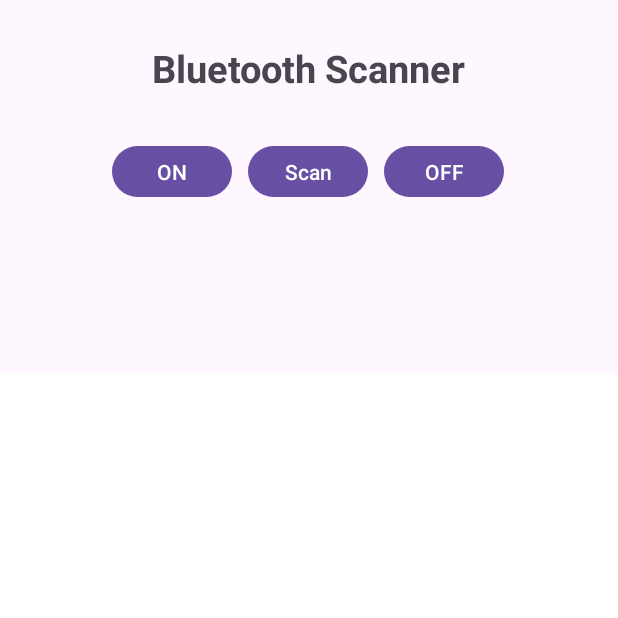
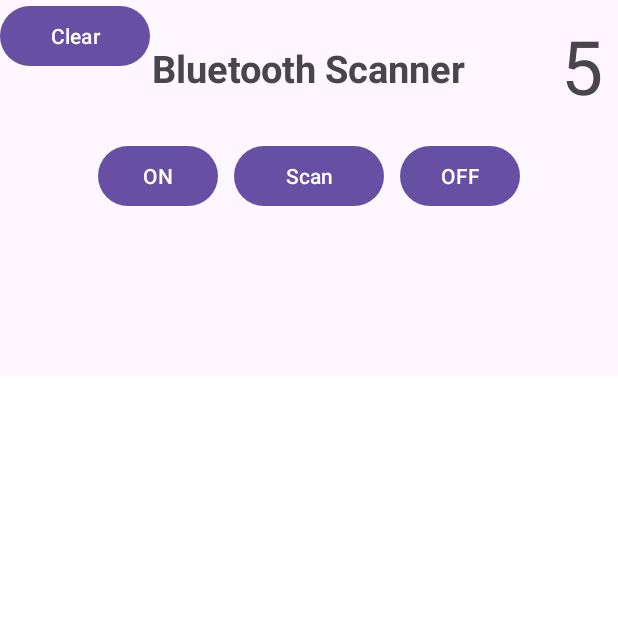
Before and after one commit to CatarinaBarroqueiro/CacheCompass_Tracker, an Android app: the MainRoom screen opened directly, with no data from a screen before it, on a phone screen of 412 x 824 dp, the top half of it. Run offline under Robolectric (Android 15) with nearby library versions, the phone set to English and light mode, and no system bars.

Commit message:
scan 5-5sec & clearList

```diff
--- a/App/app/src/main/java/com/example/cachecompass_tracker_app/MainRoom.java
+++ b/App/app/src/main/java/com/example/cachecompass_tracker_app/MainRoom.java
@@ -11,12 +11,15 @@ import android.content.IntentFilter;
 import android.content.pm.PackageManager;
 import android.location.LocationManager;
 import android.os.Bundle;
+import android.os.Handler;
 import android.os.ParcelUuid;
 import android.os.Parcelable;
 import android.provider.Settings;
+import android.view.View;
 import android.widget.ArrayAdapter;
 import android.widget.Button;
 import android.widget.ListView;
+import android.widget.TextView;
 import android.widget.Toast;
 
 import androidx.annotation.Nullable;
@@ -49,15 +52,23 @@ public class MainRoom extends AppCompatActivity {
     ListView scannedListView;
     ArrayList<String> deviceDetailsList = new ArrayList<>();
     ArrayAdapter<String> arrayAdapter;
+    private static final int PERMISSION_REQUEST_BLUETOOTH_CONNECT = 100;
+    private Button buttonClear;
 
-    private static final int PERMISSION_REQUEST_BLUETOOTH_CONNECT = 100;
+    private Handler autoScanHandler;
+    private Runnable autoScanRunnable;
+    private static final long SCAN_PERIOD = 5000; // 5 seconds
+    private TextView tvCountdown;
+
 
     @Override
     protected void onCreate(Bundle savedInstanceState) {
         super.onCreate(savedInstanceState);
         setContentView(R.layout.activity_main_room);
         scannedListView = findViewById(R.id.scannedListView);
+        tvCountdown = findViewById(R.id.tvCountdown);
 
+        buttonClear = findViewById(R.id.buttonClear);
         buttonON = findViewById(R.id.buttonON);
         buttonOFF = findViewById(R.id.buttonOFF);
         scanButton = findViewById(R.id.buttonScan);
@@ -86,6 +97,27 @@ public class MainRoom extends AppCompatActivity {
 
         arrayAdapter = new ArrayAdapter<>(getApplicationContext(), android.R.layout.simple_list_item_1, deviceDetailsList);
         scannedListView.setAdapter(arrayAdapter);
+        autoScanHandler = new Handler();
+        autoScanRunnable = new Runnable() {
+            int countdown = 5; // 5 seconds countdown
+
+            @Override
+            public void run() {
+                if (countdown == 0) {
+                    if (mBluetoothAdapter != null && mBluetoothAdapter.isEnabled()) {
+                        startScan();
+                    }
+                    countdown = 5; // Reset countdown
+                } else {
+                    countdown--;
+                    runOnUiThread(() -> tvCountdown.setText(String.valueOf(countdown)));
+                    autoScanHandler.postDelayed(this, 1000); // Update every second
+                    return;
+                }
+
+                autoScanHandler.postDelayed(this, SCAN_PERIOD);
+            }
+        };
     }
 
     private void connectToDevice(BluetoothDevice device) {
@@ -321,4 +353,66 @@ public class MainRoom extends AppCompatActivity {
         });
     }
 
+    public void clearScannedList(View view) {
+        deviceDetailsList.clear(); // Limpa a lista de dispositivos
+        arrayAdapter.notifyDataSetChanged(); // Notifica o adaptador sobre a mudança
+        Toast.makeText(this, "Scanned list cleared", Toast.LENGTH_SHORT).show();
+    }
+
+    @Override
+    protected void onResume() {
+        super.onResume();
+        autoScanHandler.postDelayed(autoScanRunnable, SCAN_PERIOD);
+    }
+
+    @Override
+    protected void onPause() {
+        super.onPause();
+        autoScanHandler.removeCallbacks(autoScanRunnable);
+    }
+
+    private void startScan() {
+        // Check for location permissions as they are required for Bluetooth scanning
+        if (ContextCompat.checkSelfPermission(getBaseContext(), Manifest.permission.ACCESS_FINE_LOCATION) != PackageManager.PERMISSION_GRANTED) {
+            ActivityCompat.requestPermissions(MainRoom.this, new String[]{Manifest.permission.ACCESS_FINE_LOCATION}, 1);
+            return;
+        }
+        if (ContextCompat.checkSelfPermission(getBaseContext(), Manifest.permission.ACCESS_COARSE_LOCATION) != PackageManager.PERMISSION_GRANTED) {
+            ActivityCompat.requestPermissions(MainRoom.this, new String[]{Manifest.permission.ACCESS_COARSE_LOCATION}, 1);
+            return;
+        }
+
+        // Check if Bluetooth is enabled
+        if (!mBluetoothAdapter.isEnabled()) {
+            if (ContextCompat.checkSelfPermission(getBaseContext(), Manifest.permission.BLUETOOTH_CONNECT) != PackageManager.PERMISSION_GRANTED) {
+                ActivityCompat.requestPermissions(MainRoom.this, new String[]{Manifest.permission.BLUETOOTH_CONNECT}, 1);
+            }
+            startActivity(btEnablingIntent);
+            Toast.makeText(getApplicationContext(), "Enabling the Bluetooth", Toast.LENGTH_LONG).show();
+            return;
+        }
+
+        // Check if GPS is enabled
+        if (!CheckEnableGPS()) {
+            Toast.makeText(getApplicationContext(), "GPS Not Enabled, Please enable first", Toast.LENGTH_LONG).show();
+            Intent gpsIntent = new Intent(Settings.ACTION_LOCATION_SOURCE_SETTINGS);
+            startActivity(gpsIntent);
+            return;
+        }
+
+        // Start Discovery
+        try {
+            if (ContextCompat.checkSelfPermission(getBaseContext(), Manifest.permission.BLUETOOTH_SCAN) != PackageManager.PERMISSION_GRANTED) {
+                ActivityCompat.requestPermissions(MainRoom.this, new String[]{Manifest.permission.BLUETOOTH_SCAN}, 1);
+            }
+            if (mBluetoothAdapter.isDiscovering()) {
+                mBluetoothAdapter.cancelDiscovery();
+            }
+            scanCount = 1; // Adjust this value if needed
+            mBluetoothAdapter.startDiscovery();
+        } catch (Exception e) {
+            Toast.makeText(getApplicationContext(), "Exception, Scan Again", Toast.LENGTH_LONG).show();
+        }
+    }
+
 }
--- a/App/app/src/main/res/layout/activity_main_room.xml
+++ b/App/app/src/main/res/layout/activity_main_room.xml
@@ -20,11 +20,14 @@
         app:layout_constraintTop_toTopOf="parent" />
 
 
+
+
     <LinearLayout
         android:id="@+id/buttonLayout"
         android:layout_width="wrap_content"
         android:layout_height="wrap_content"
         android:layout_margin="20dp"
+        android:layout_marginTop="8dp"
         android:orientation="horizontal"
         android:padding="5dp"
         app:layout_constraintEnd_toEndOf="parent"
@@ -35,7 +38,7 @@
         <Button
             android:id="@+id/buttonON"
             android:layout_width="80dp"
-            android:layout_height="42dp"
+            android:layout_height="48dp"
             android:layout_margin="5dp"
             android:onClick="onClick"
             android:text="ON"
@@ -43,8 +46,8 @@
 
         <Button
             android:id="@+id/buttonScan"
-            android:layout_width="80dp"
-            android:layout_height="42dp"
+            android:layout_width="100dp"
+            android:layout_height="48dp"
             android:layout_margin="5dp"
             android:onClick="onClick"
             android:text="Scan"
@@ -53,13 +56,24 @@
         <Button
             android:id="@+id/buttonOFF"
             android:layout_width="80dp"
-            android:layout_height="42dp"
+            android:layout_height="48dp"
             android:layout_margin="5dp"
             android:onClick="onClick"
             android:text="OFF"
             tools:ignore="OnClick" />
 
     </LinearLayout>
+
+    <Button
+        android:id="@+id/buttonClear"
+        android:layout_width="100dp"
+        android:layout_height="48dp"
+        android:layout_margin="5dp"
+        android:onClick="clearScannedList"
+        android:text="Clear"
+        tools:ignore="MissingConstraints"
+        tools:layout_editor_absoluteX="324dp"
+        tools:layout_editor_absoluteY="150dp" />
 
     <ListView
         android:id="@+id/scannedListView"
@@ -73,5 +87,15 @@
         app:layout_constraintVertical_bias="0.6"
         tools:context=".MainActivity"></ListView>
 
+    <TextView
+        android:id="@+id/tvCountdown"
+        android:layout_width="wrap_content"
+        android:layout_height="wrap_content"
+        android:layout_centerHorizontal="true"
+        android:padding="10dp"
+        android:text="5"
+        android:textSize="50dp"
+        app:layout_constraintEnd_toEndOf="parent"
+        tools:ignore="MissingConstraints"/>
 
 </androidx.constraintlayout.widget.ConstraintLayout>
--- a/App/app/src/main/res/values/strings.xml
+++ b/App/app/src/main/res/values/strings.xml
@@ -1,3 +1,5 @@
 <resources>
     <string name="app_name">CacheCompass_Tracker_App</string>
+    <string name="clear_button_label">Clear</string>
+
 </resources>
```
